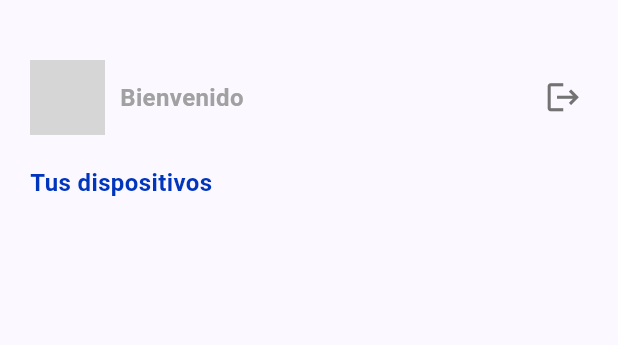
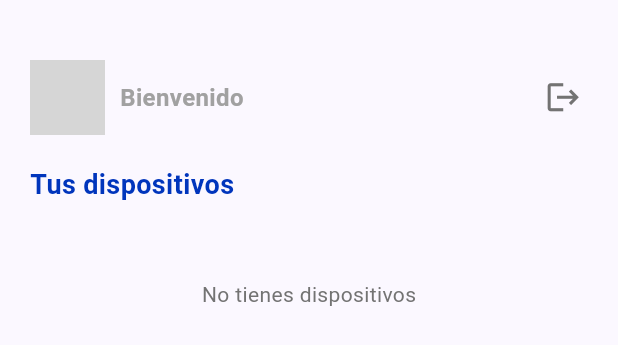
Before and after one commit to Jose-Maykol/EnviSense, a Flutter app: the HomeView widget shown alone on an empty page, opened directly, on a phone screen of 412 x 824 dp. Shown: the top 345 px of the screen. Run offline on Flutter 3.47's test engine with Material 3 defaults, Android fonts, the light colour scheme and no system bars; our stand-ins replace cloud_firestore, firebase_auth, firebase_core, firebase_database, fl_chart, flutter_riverpod and 3 more; accounts and stored records are empty; generated files the repository leaves out were written again; network calls fail; grey boxes are pictures that could not be loaded.

Commit message:
REFACTOR: update device card and home view

```diff
--- a/lib/view/home/home_view.dart
+++ b/lib/view/home/home_view.dart
@@ -26,13 +26,32 @@ class HomeView extends ConsumerWidget {
                 const Text(
                   'Tus dispositivos',
                   style: TextStyle(
-                    fontSize: 16,
+                    fontSize: 18,
                     color: AppColor.blue500,
                     fontWeight: FontWeight.bold,
                   ),
                   textAlign: TextAlign.left,
                 ),
                 const SizedBox(height: 10),
+                if (devices.isEmpty)
+                  const SizedBox(
+                    height: 100,
+                    child: Center(
+                      child: Text(
+                        'No tienes dispositivos',
+                        style: TextStyle(
+                          fontSize: 14,
+                          color: AppColor.grey300,
+                        ),
+                      )
+                    ),
+                  )
+                else
+                  Column(
+                    children: devices.map((device) {
+                      return DeviceCard(device: device);
+                    }).toList(),
+                  ),
                 Column(
                   children: devices.map((device) {
                     return DeviceCard(device: device);
```
